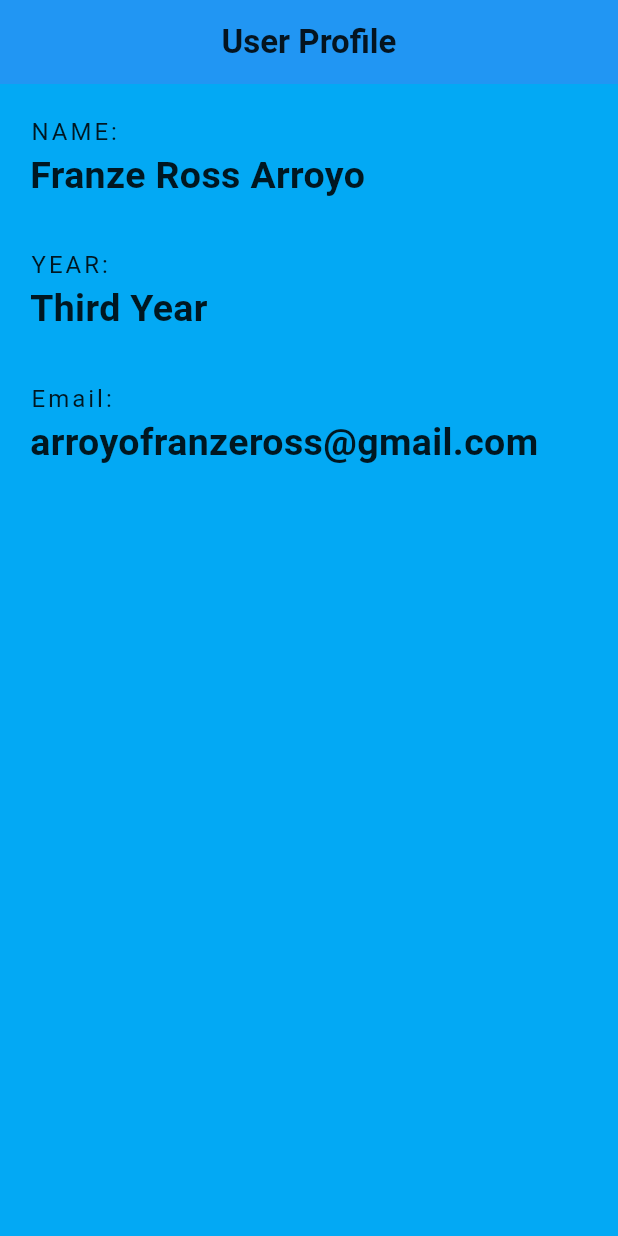
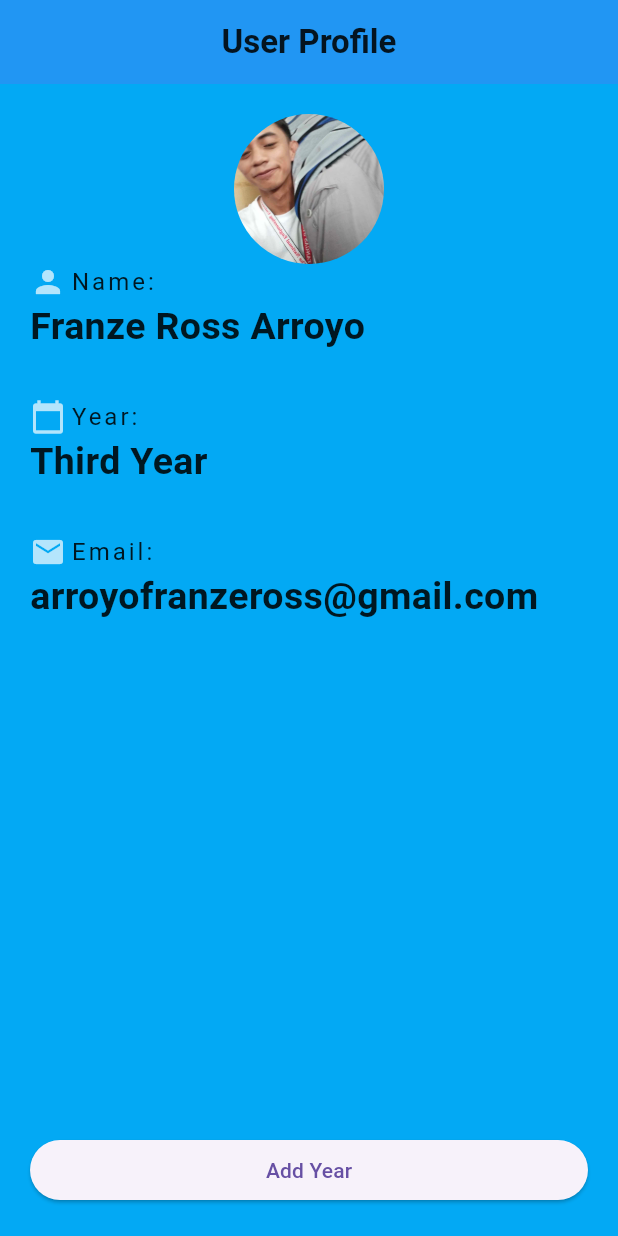
Before and after one commit to Franze18/PVS, a Flutter app: the screen it shows after launch, on a phone screen of 412 x 824 dp. Run offline on Flutter 3.47's test engine with Material 3 defaults, Android fonts, the phone set to English and light mode, and no system bars.

Commit message:
nilagyan prof pic at button at icons

```diff
--- /dev/null
+++ b/lib/home.dart
@@ -0,0 +1,130 @@
+import 'package:flutter/material.dart';
+
+class Home extends StatelessWidget {
+  const Home({super.key});
+
+  @override
+  Widget build(BuildContext context) {
+    return Scaffold(
+      backgroundColor: Colors.lightBlue,
+      appBar: AppBar(
+        title: Text('User Profile',
+          style: TextStyle(color: Colors.black87, fontWeight: FontWeight.bold),
+        ),
+        backgroundColor: Colors.blue,
+        centerTitle: true,
+      ),
+      body: Padding(
+        padding: EdgeInsets.all(20.0),
+        child: Column(
+          mainAxisAlignment: MainAxisAlignment.spaceBetween,
+          children: <Widget>[
+            Column(
+              crossAxisAlignment: CrossAxisAlignment.start,
+              children: <Widget>[
+                Center(
+                  child: CircleAvatar(
+                    radius: 50.0,
+                    backgroundColor: Colors.transparent,
+                    child: Container(
+                      decoration: BoxDecoration(
+                        shape: BoxShape.circle,
+                        image: DecorationImage(
+                          fit: BoxFit.cover,
+                          image: AssetImage('assets/mambabalagbag.jpg'),
+                        ),
+                      ),
+                    ),
+                  ),
+                ),
+                Row(
+                  children: [
+                    Icon(Icons.person,
+                      color: Colors.white70,
+                    ),
+                    SizedBox(width: 3.0,),
+                    Text(
+                      'Name:',
+                      style: TextStyle(
+                        fontSize: 16.0,
+                        color: Colors.black87,
+                        letterSpacing: 2.0,
+                      ),
+                    ),
+                  ],
+                ),
+                Text(
+                  'Franze Ross Arroyo',
+                  style: TextStyle(
+                    fontSize:25.0 ,
+                    fontWeight: FontWeight.bold,
+                    color: Colors.black87,
+                  ),
+                ),
+                SizedBox(height: 30.0),
+                Row(
+                  children: [
+                    Icon(Icons.calendar_today,
+                      color: Colors.white70,
+                    ),
+                    SizedBox(width: 3.0,),
+                    Text(
+                      'Year:',
+                      style: TextStyle(
+                        fontSize: 16.0,
+                        color: Colors.black87,
+                        letterSpacing: 2.0,
+                      ),
+                    ),
+                  ],
+                ),
+                Text(
+                  'Third Year',
+                  style: TextStyle(
+                    fontSize:25.0 ,
+                    fontWeight: FontWeight.bold,
+                    color: Colors.black87,
+                  ),
+                ),
+                SizedBox(height: 30.0),
+                Row(
+                  children: [
+                    Icon(Icons.email,
+                      color: Colors.white70,
+                    ),
+                    SizedBox(width: 3.0,),
+                    Text(
+                      'Email:',
+                      style: TextStyle(
+                        fontSize: 16.0,
+                        color: Colors.black87,
+                        letterSpacing: 2.0,
+                      ),
+                    ),
+                  ],
+                ),
+                Text(
+                  'arroyofranzeross@gmail.com',
+                  style: TextStyle(
+                    fontSize:25.0 ,
+                    fontWeight: FontWeight.bold,
+                    color: Colors.black87,
+                  ),
+                ),
+              ],
+            ),
+            Column(
+              crossAxisAlignment: CrossAxisAlignment.stretch,
+              children: [
+                ElevatedButton(
+                    onPressed: (){},
+                    child: Text('Add Year'),
+                ),
+              ],
+            ),
+          ],
+        ),
+      ),
+    );
+  }
+}
--- a/lib/main.dart
+++ b/lib/main.dart
@@ -1,72 +1,6 @@
 import 'package:flutter/material.dart';
+import 'package:untitled/home.dart';
 
 void main() => runApp(MaterialApp(
-  home:Scaffold(
-    backgroundColor: Colors.lightBlue,
-    appBar: AppBar(
-      title: Text('User Profile',
-          style: TextStyle(color: Colors.black87, fontWeight: FontWeight.bold),
-    ),
-    backgroundColor: Colors.blue,
-    centerTitle: true,
-  ),
-  body: Padding(
-    padding: EdgeInsets.all(20.0),
-    child: Column(
-      crossAxisAlignment: CrossAxisAlignment.start,
-      children: <Widget>[
-        Text(
-          'NAME:',
-          style: TextStyle(
-            fontSize: 16.0,
-            color: Colors.black87,
-            letterSpacing: 2.0,
-          ),
-        ),
-        Text(
-          'Franze Ross Arroyo',
-          style: TextStyle(
-            fontSize:25.0 ,
-            fontWeight: FontWeight.bold,
-            color: Colors.black87,
-          ),
-        ),
-        SizedBox(height: 30.0),
-        Text(
-          'YEAR:',
-          style: TextStyle(
-            fontSize: 16.0,
-            color: Colors.black87,
-            letterSpacing: 2.0,
-          ),
-        ),
-        Text(
-          'Third Year',
-          style: TextStyle(
-            fontSize:25.0 ,
-            fontWeight: FontWeight.bold,
-            color: Colors.black87,
-          ),
-        ),
-        SizedBox(height: 30.0),
-        Text(
-          'Email:',
-          style: TextStyle(
-            fontSize: 16.0,
-            color: Colors.black87,
-            letterSpacing: 2.0,
-          ),
-        ),
-        Text(
-          'arroyofranzeross@gmail.com',
-          style: TextStyle(
-            fontSize:25.0 ,
-            fontWeight: FontWeight.bold,
-            color: Colors.black87,
-          ),
-        ),
-      ],
-    ),
-  ),
-),
+  home: Home(),
 ));
--- a/pubspec.yaml
+++ b/pubspec.yaml
@@ -59,8 +59,8 @@ flutter:
   uses-material-design: true
 
   # To add assets to your application, add an assets section, like this:
-  # assets:
-  #   - images/a_dot_burr.jpeg
+  assets:
+    - assets/
   #   - images/a_dot_ham.jpeg
 
   # An image asset can refer to one or more resolution-specific "variants", see
```
Also changed, not shown: assets/mambabalagbag.jpg (added).
